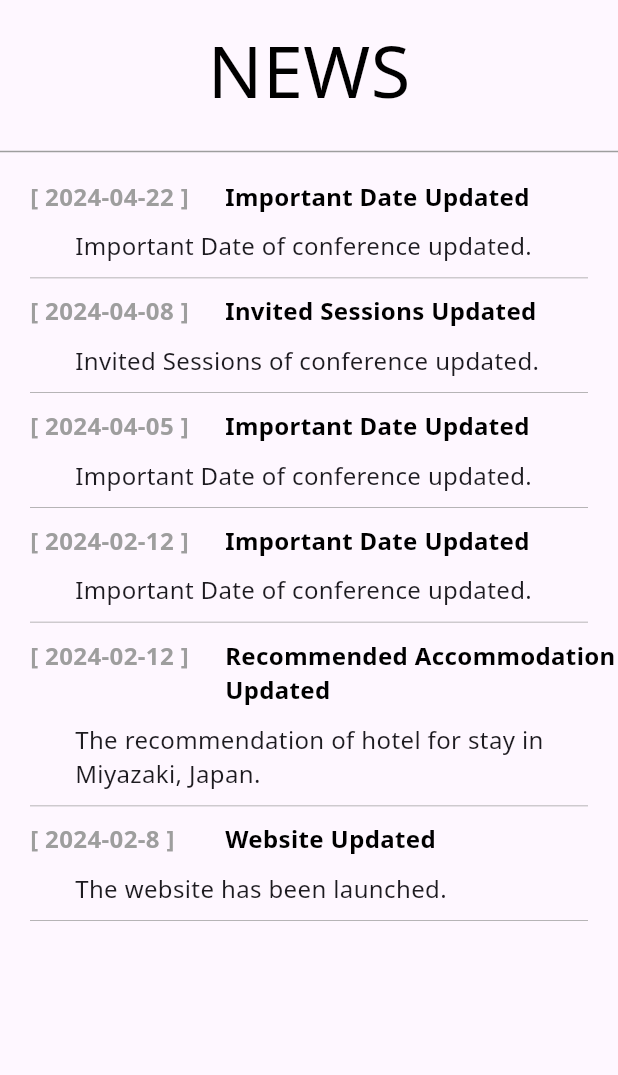
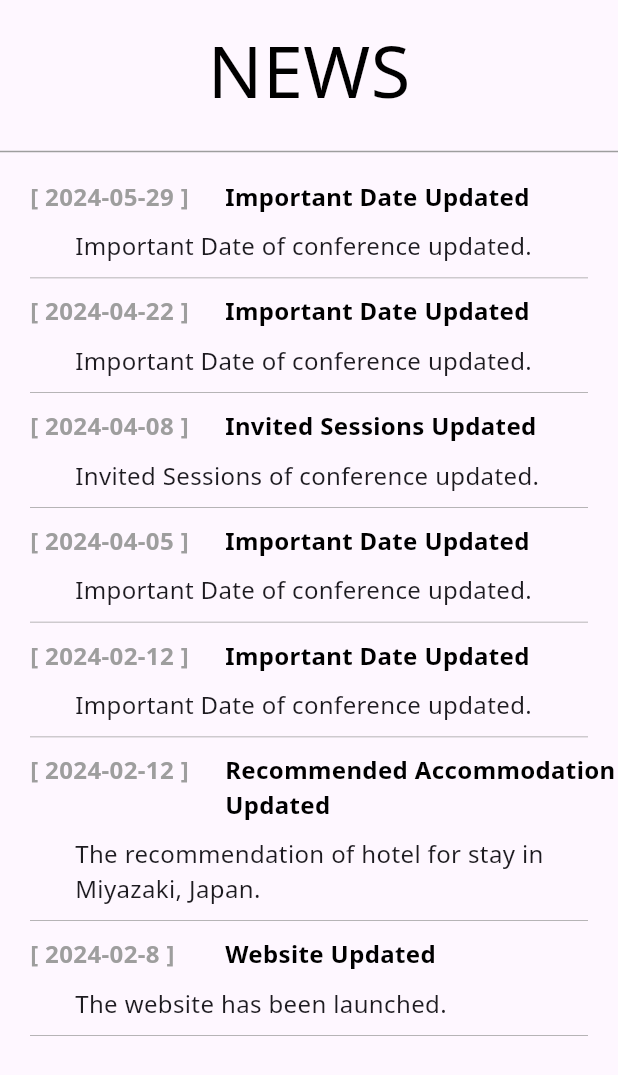
Before and after one commit to icgec24/icgec24.github.io, a Flutter app: the NewsDesktop widget shown alone on an empty page, opened directly, on a phone screen of 412 x 824 dp. Shown: the top 1075 px of the screen. Run offline on Flutter 3.47's test engine with Material 3 defaults, Android fonts, the light colour scheme and no system bars; our stand-ins replace flutter_widget_from_html, get, google_fonts, webview_flutter_platform_interface; missing offline and left inert: dart:html, dart:ui_web, pointer_interceptor, syncfusion_flutter_pdfviewer, universal_html, webview_flutter_web; statements that could not run were skipped; project files that could hold a hidden picture were left out.

Commit message:
update importance date and call for paper

```diff
--- a/lib/features/conference_news/news_desktop.dart
+++ b/lib/features/conference_news/news_desktop.dart
@@ -14,6 +14,11 @@
         Expanded(
           child: ListView(
             children:const [
+              NewsItem(
+                dateString: '[ 2024-05-29 ]',
+                title: 'Important Date Updated',
+                body: 'Important Date of conference updated.',
+              ),
               NewsItem(
                 dateString: '[ 2024-04-22 ]',
                 title: 'Important Date Updated',
```
Also changed, not shown: pubspec.lock.
